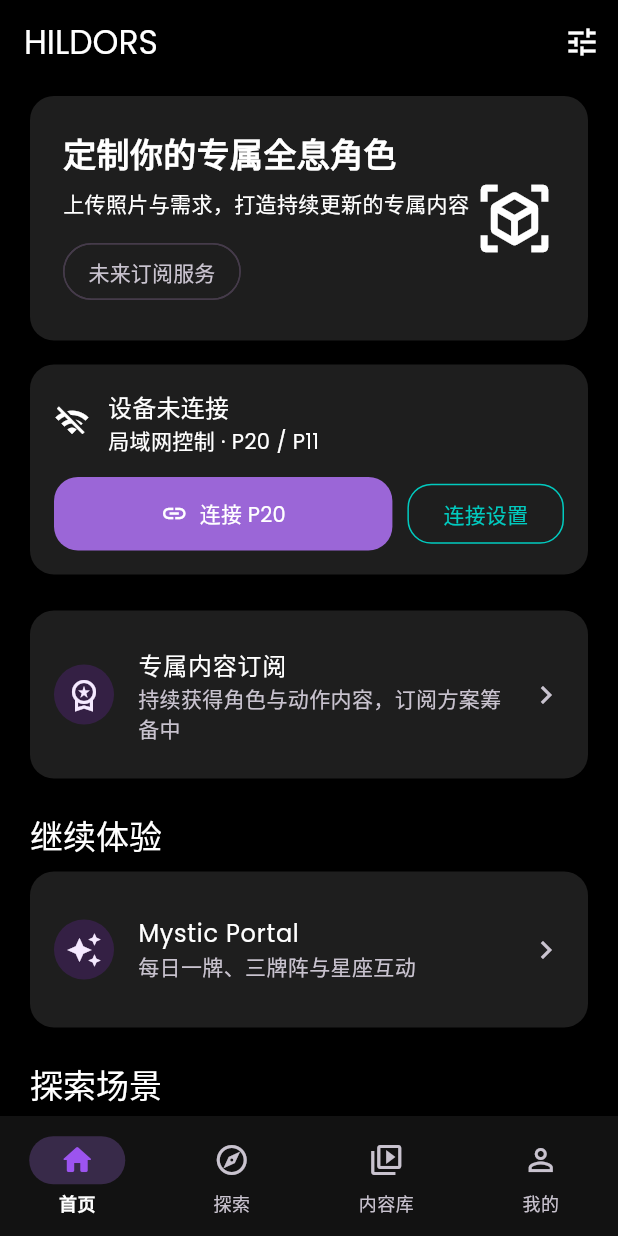
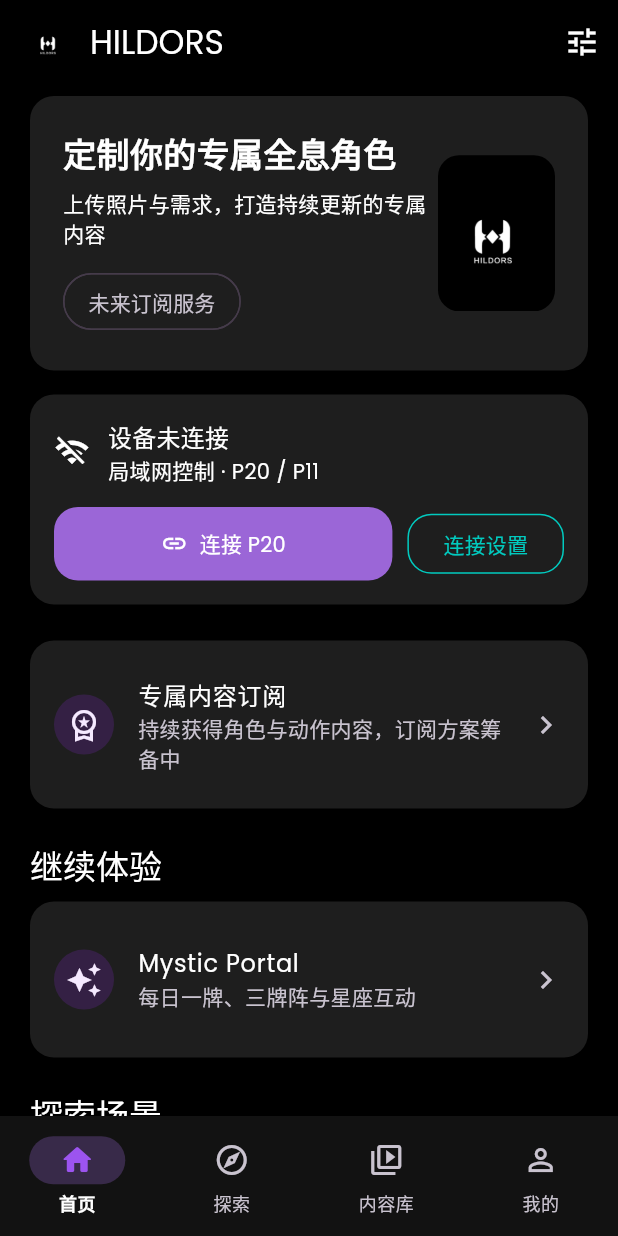
Before and after one commit to danwanvape-star/hildors, a Flutter app: the screen it shows after launch, on a phone screen of 412 x 824 dp. Run offline on Flutter 3.47's test engine with Material 3 defaults, Android fonts, the phone set to English and light mode, and no system bars.

Commit message:
feat: apply HILDORS logo branding

```diff
--- a/lib/src/features/home/home_page.dart
+++ b/lib/src/features/home/home_page.dart
@@ -64,7 +64,22 @@
   @override
   Widget build(BuildContext context) => Scaffold(
         appBar: AppBar(
-          title: const Text('HILDORS'),
+          title: Row(
+            mainAxisSize: MainAxisSize.min,
+            children: [
+              ClipRRect(
+                borderRadius: BorderRadius.circular(6),
+                child: Image.asset(
+                  'assets/images/hildors_logo.jpg',
+                  width: 34,
+                  height: 34,
+                  fit: BoxFit.cover,
+                ),
+              ),
+              const SizedBox(width: 10),
+              const Text('HILDORS'),
+            ],
+          ),
           actions: [
             IconButton(
               tooltip: '设备控制',
@@ -144,7 +159,7 @@
         clipBehavior: Clip.antiAlias,
         child: InkWell(
           onTap: onTap,
-          child: const Padding(
+          child: Padding(
             padding: EdgeInsets.all(22),
             child: Row(
               children: [
@@ -162,7 +177,15 @@
                     ],
                   ),
                 ),
-                Icon(Icons.view_in_ar, size: 54),
+                ClipRRect(
+                  borderRadius: BorderRadius.circular(14),
+                  child: Image.asset(
+                    'assets/images/hildors_logo.jpg',
+                    width: 78,
+                    height: 104,
+                    fit: BoxFit.cover,
+                  ),
+                ),
               ],
             ),
           ),
--- a/lib/src/features/profile/profile_page.dart
+++ b/lib/src/features/profile/profile_page.dart
@@ -26,9 +26,14 @@
                 padding: const EdgeInsets.all(20),
                 child: Row(
                   children: [
-                    const CircleAvatar(
-                        radius: 28,
-                        child: Icon(Icons.person_outline, size: 30)),
+                    ClipOval(
+                      child: Image.asset(
+                        'assets/images/hildors_logo.jpg',
+                        width: 56,
+                        height: 56,
+                        fit: BoxFit.cover,
+                      ),
+                    ),
                     const SizedBox(width: 16),
                     Column(
                       crossAxisAlignment: CrossAxisAlignment.start,
--- a/pubspec.yaml
+++ b/pubspec.yaml
@@ -19,6 +19,7 @@
   uses-material-design: true
   assets:
     - assets/packs/tarot_major_v1/manifest.json
+    - assets/images/hildors_logo.jpg
   fonts:
     - family: Poppins
       fonts:
```
Also changed, not shown: assets/images/hildors_logo.jpg (added).
